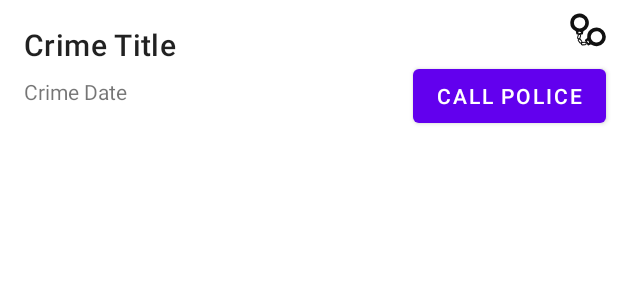
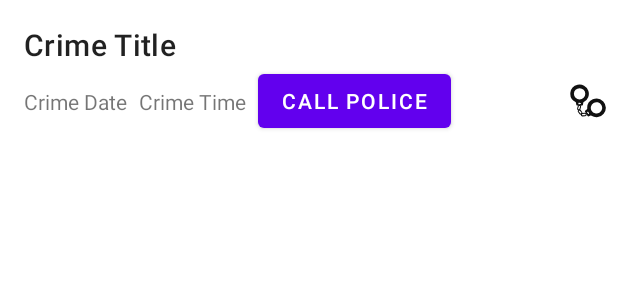
Before and after one commit to yuunster/CriminalIntent, an Android app: the layout list_item_serious_crime.xml on its own in the app's theme, with its tools: preview values and no code run, on a phone screen of 412 x 824 dp. Shown: the top 300 px of the screen. Run offline under Robolectric (Android 15) with nearby library versions, the phone set to English and light mode, and no system bars.

Commit message:
Implemented TimePickerDialog, adjusted the formatting for time, and adjusted list_item_crime and list_item_serious_crime to show the time

```diff
--- a/app/src/main/java/com/bignerdranch/android/criminalintent/CrimeListAdapter.kt
+++ b/app/src/main/java/com/bignerdranch/android/criminalintent/CrimeListAdapter.kt
@@ -18,7 +18,9 @@ class CrimeHolder(
     fun bind(crime: Crime, onCrimeClicked: (crimeId: UUID) -> Unit) {
         binding.crimeTitle.text = crime.title
         val formattedDate = SimpleDateFormat("EE, MMM dd, yyyy", Locale.US)
+        val formattedTime = SimpleDateFormat("hh:mm a", Locale.US)
         binding.crimeDate.text = formattedDate.format(crime.date).toString()
+        binding.crimeTime.text = formattedTime.format(crime.date).toString()
 
         binding.root.setOnClickListener {
             onCrimeClicked(crime.id)
@@ -38,7 +40,9 @@ class SeriousCrimeHolder(
     fun bind(crime: Crime, onCrimeClicked: (crimeId: UUID) -> Unit) {
         binding.crimeTitle.text = crime.title
         val formattedDate = SimpleDateFormat("EE, MMM dd, yyyy", Locale.US)
+        val formattedTime = SimpleDateFormat("hh:mm a", Locale.US)
         binding.crimeDate.text = formattedDate.format(crime.date).toString()
+        binding.crimeTime.text = formattedTime.format(crime.date).toString()
 
         binding.root.setOnClickListener {
             onCrimeClicked(crime.id)
--- a/app/src/main/res/layout/list_item_serious_crime.xml
+++ b/app/src/main/res/layout/list_item_serious_crime.xml
@@ -14,42 +14,54 @@
         android:layout_marginEnd="8dp"
         android:text="Crime Title"
         android:textAppearance="?attr/textAppearanceHeadline6"
-        app:layout_constraintEnd_toEndOf="@+id/crime_date"
-        app:layout_constraintEnd_toStartOf="@+id/crime_contact_police"
+        app:layout_constraintEnd_toEndOf="parent"
         app:layout_constraintStart_toStartOf="parent"
         app:layout_constraintTop_toTopOf="parent" />
 
     <TextView
         android:id="@+id/crime_date"
-        android:layout_width="0dp"
+        android:layout_width="wrap_content"
         android:layout_height="wrap_content"
         android:layout_marginStart="16dp"
-        android:layout_marginTop="8dp"
+        android:text="Crime Date"
+        app:layout_constraintBottom_toBottomOf="@id/crime_contact_police"
+        app:layout_constraintTop_toTopOf="@id/crime_contact_police"
+        app:layout_constraintStart_toStartOf="parent" />
+
+    <TextView
+        android:id="@+id/crime_time"
+        android:layout_width="wrap_content"
+        android:layout_height="wrap_content"
+        android:layout_marginStart="8dp"
         android:layout_marginEnd="8dp"
-        android:text="Crime Date"
-        app:layout_constraintEnd_toStartOf="@+id/crime_contact_police"
-        app:layout_constraintStart_toStartOf="parent"
-        app:layout_constraintTop_toBottomOf="@+id/crime_title" />
+        android:text="Crime Time"
+        app:layout_constraintTop_toTopOf="@id/crime_date"
+        app:layout_constraintBottom_toBottomOf="@id/crime_date"
+        app:layout_constraintHorizontal_bias="0.0"
+        app:layout_constraintStart_toEndOf="@+id/crime_date" />
 
     <Button
         android:id="@+id/crime_contact_police"
         android:layout_width="wrap_content"
         android:layout_height="wrap_content"
-        android:layout_marginTop="8dp"
+        android:layout_marginStart="8dp"
         android:layout_marginEnd="8dp"
-        android:layout_marginBottom="8dp"
+        android:text="@string/crime_contact_police_text"
         app:layout_constraintBottom_toBottomOf="parent"
-        app:layout_constraintEnd_toEndOf="parent"
-        app:layout_constraintTop_toBottomOf="@+id/crime_solved"
-        android:text="@string/crime_contact_police_text" />
+        app:layout_constraintStart_toEndOf="@+id/crime_time"
+        app:layout_constraintHorizontal_bias="0.0"
+        app:layout_constraintTop_toBottomOf="@+id/crime_title" />
 
     <ImageView
         android:id="@+id/crime_solved"
         android:layout_width="wrap_content"
         android:layout_height="wrap_content"
-        android:layout_marginTop="8dp"
+        android:layout_marginStart="8dp"
         android:layout_marginEnd="8dp"
+        app:layout_constraintBottom_toBottomOf="@id/crime_contact_police"
         app:layout_constraintEnd_toEndOf="parent"
-        app:layout_constraintTop_toTopOf="parent"
+        app:layout_constraintStart_toEndOf="@id/crime_contact_police"
+        app:layout_constraintTop_toTopOf="@id/crime_contact_police"
+        app:layout_constraintHorizontal_bias="1.0"
         app:srcCompat="@drawable/ic_solved" />
 </androidx.constraintlayout.widget.ConstraintLayout>
```
Also changed, not shown: app/src/main/java/com/bignerdranch/android/criminalintent/CrimeDetailFragment.kt (+17 -1 lines), app/src/main/java/com/bignerdranch/android/criminalintent/DatePickerFragment.kt (+6 -2 lines), app/src/main/java/com/bignerdranch/android/criminalintent/TimePickerFragment.kt (added, +52 -0 lines), app/src/main/res/layout/fragment_crime_detail.xml (+7 -1 lines), app/src/main/res/layout/list_item_crime.xml (+15 -2 lines), app/src/main/res/navigation/nav_graph.xml (+11 -0 lines).
